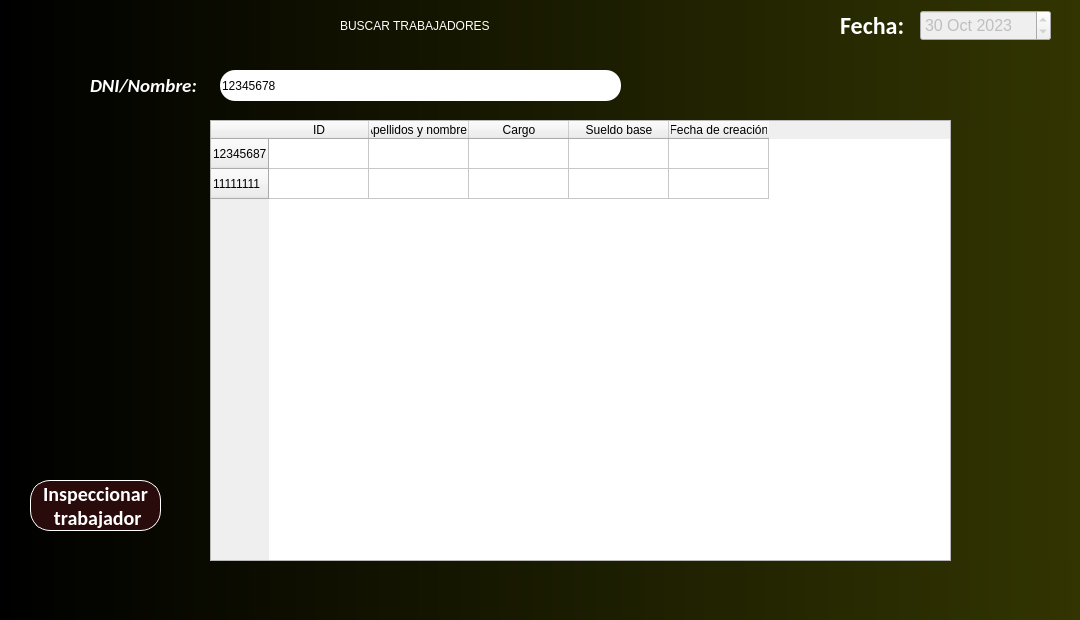
Old version of the form src/otros_recursos/GUI/TrabajadorBuscar.ui in the repository JosueDanielGarciaBetancourt/CalculoSueldosProject.
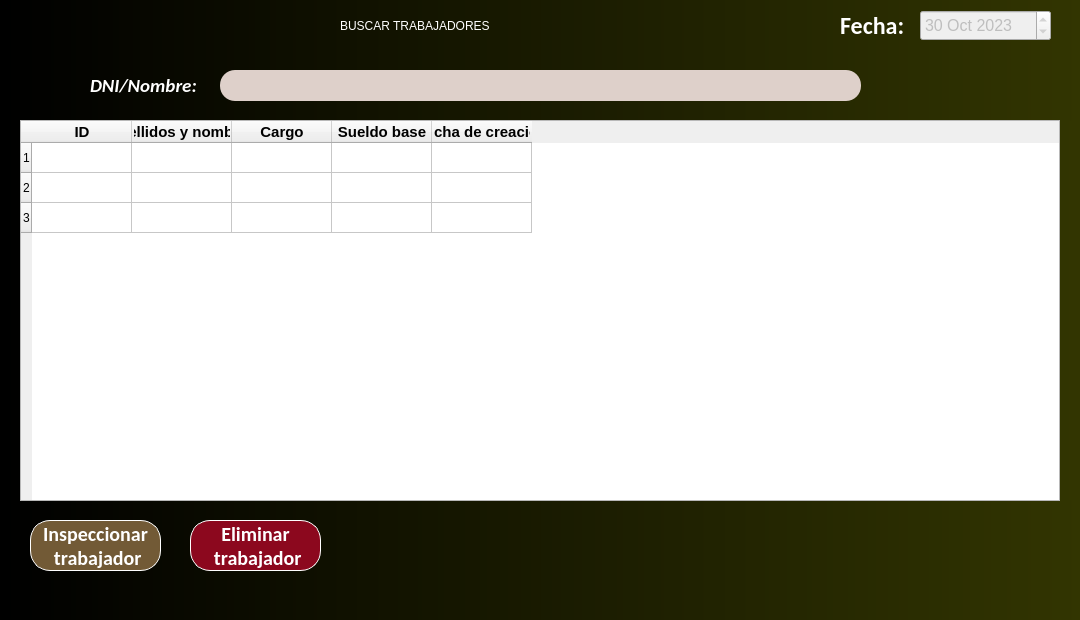
New version of the form. Icons and pictures are not drawn.

```diff
--- a/src/otros_recursos/GUI/TrabajadorBuscar.ui
+++ b/src/otros_recursos/GUI/TrabajadorBuscar.ui
@@ -83,18 +83,52 @@
      <rect>
       <x>220</x>
       <y>70</y>
-      <width>401</width>
+      <width>641</width>
       <height>31</height>
      </rect>
     </property>
+    <property name="toolTip">
+     <string/>
+    </property>
+    <property name="statusTip">
+     <string/>
+    </property>
+    <property name="whatsThis">
+     <string/>
+    </property>
+    <property name="accessibleDescription">
+     <string/>
+    </property>
+    <property name="autoFillBackground">
+     <bool>false</bool>
+    </property>
     <property name="styleSheet">
      <string notr="true">font: 500 15pt &quot;Calibri&quot;;
+background: rgb(222, 208, 202);
 color: black;
 border-radius: 15px;
 </string>
     </property>
+    <property name="inputMethodHints">
+     <set>Qt::ImhNone</set>
+    </property>
+    <property name="inputMask">
+     <string/>
+    </property>
     <property name="text">
-     <string>12345678</string>
+     <string/>
+    </property>
+    <property name="maxLength">
+     <number>60</number>
+    </property>
+    <property name="echoMode">
+     <enum>QLineEdit::Normal</enum>
+    </property>
+    <property name="cursorPosition">
+     <number>0</number>
+    </property>
+    <property name="alignment">
+     <set>Qt::AlignLeading|Qt::AlignLeft|Qt::AlignVCenter</set>
     </property>
    </widget>
    <widget class="QDateEdit" name="dateEditFechaActual">
@@ -161,7 +195,7 @@
     <property name="geometry">
      <rect>
       <x>30</x>
-      <y>480</y>
+      <y>520</y>
       <width>131</width>
       <height>51</height>
      </rect>
@@ -188,7 +222,7 @@
 color: white;
 border: 1px solid white;
 border-radius: 20px;
-background-color: rgb(41, 11, 11);</string>
+background-color: rgb(114, 90, 54);</string>
     </property>
     <property name="text">
      <string>Inspeccionar
@@ -210,8 +244,8 @@
    <widget class="QPushButton" name="pushButtonRegresar">
     <property name="geometry">
      <rect>
-      <x>980</x>
-      <y>530</y>
+      <x>1000</x>
+      <y>540</y>
       <width>61</width>
       <height>51</height>
      </rect>
@@ -236,47 +270,228 @@
    <widget class="QTableWidget" name="tableTrabajadoresRegistrados">
     <property name="geometry">
      <rect>
-      <x>210</x>
+      <x>20</x>
       <y>120</y>
-      <width>741</width>
-      <height>441</height>
+      <width>1040</width>
+      <height>381</height>
      </rect>
     </property>
+    <property name="minimumSize">
+     <size>
+      <width>1040</width>
+      <height>381</height>
+     </size>
+    </property>
+    <property name="maximumSize">
+     <size>
+      <width>1040</width>
+      <height>381</height>
+     </size>
+    </property>
+    <property name="mouseTracking">
+     <bool>false</bool>
+    </property>
+    <property name="focusPolicy">
+     <enum>Qt::NoFocus</enum>
+    </property>
+    <property name="whatsThis">
+     <string/>
+    </property>
     <row>
      <property name="text">
-      <string>12345687</string>
+      <string>1</string>
      </property>
     </row>
     <row>
      <property name="text">
-      <string>11111111</string>
+      <string>2</string>
+     </property>
+    </row>
+    <row>
+     <property name="text">
+      <string>3</string>
      </property>
     </row>
     <column>
      <property name="text">
       <string>ID</string>
      </property>
+     <property name="font">
+      <font>
+       <pointsize>11</pointsize>
+       <bold>true</bold>
+      </font>
+     </property>
     </column>
     <column>
      <property name="text">
       <string>Apellidos y nombres</string>
      </property>
+     <property name="font">
+      <font>
+       <pointsize>11</pointsize>
+       <bold>true</bold>
+       <stylestrategy>PreferDefault</stylestrategy>
+       <kerning>true</kerning>
+      </font>
+     </property>
     </column>
     <column>
      <property name="text">
       <string>Cargo</string>
      </property>
+     <property name="font">
+      <font>
+       <pointsize>11</pointsize>
+       <bold>true</bold>
+      </font>
+     </property>
     </column>
     <column>
      <property name="text">
       <string>Sueldo base</string>
      </property>
+     <property name="font">
+      <font>
+       <pointsize>11</pointsize>
+       <bold>true</bold>
+      </font>
+     </property>
     </column>
     <column>
      <property name="text">
       <string>Fecha de creación</string>
      </property>
+     <property name="font">
+      <font>
+       <pointsize>11</pointsize>
+       <bold>true</bold>
+      </font>
+     </property>
     </column>
+    <item row="0" column="0">
+     <property name="text">
+      <string/>
+     </property>
+     <property name="flags">
+      <set>ItemIsSelectable|ItemIsDragEnabled|ItemIsDropEnabled|ItemIsUserCheckable|ItemIsEnabled</set>
+     </property>
+    </item>
+    <item row="0" column="1">
+     <property name="text">
+      <string/>
+     </property>
+     <property name="toolTip">
+      <string/>
+     </property>
+     <property name="flags">
+      <set>ItemIsSelectable|ItemIsDragEnabled|ItemIsDropEnabled|ItemIsUserCheckable|ItemIsEnabled</set>
+     </property>
+    </item>
+    <item row="0" column="2">
+     <property name="text">
+      <string/>
+     </property>
+     <property name="flags">
+      <set>ItemIsSelectable|ItemIsDragEnabled|ItemIsDropEnabled|ItemIsUserCheckable|ItemIsEnabled</set>
+     </property>
+    </item>
+    <item row="0" column="3">
+     <property name="text">
+      <string/>
+     </property>
+     <property name="flags">
+      <set>ItemIsSelectable|ItemIsDragEnabled|ItemIsDropEnabled|ItemIsUserCheckable|ItemIsEnabled</set>
+     </property>
+    </item>
+    <item row="0" column="4">
+     <property name="text">
+      <string/>
+     </property>
+     <property name="flags">
+      <set>ItemIsSelectable|ItemIsDragEnabled|ItemIsDropEnabled|ItemIsUserCheckable|ItemIsEnabled</set>
+     </property>
+    </item>
+    <item row="1" column="0">
+     <property name="text">
+      <string/>
+     </property>
+     <property name="flags">
+      <set>ItemIsSelectable|ItemIsDragEnabled|ItemIsDropEnabled|ItemIsUserCheckable|ItemIsEnabled</set>
+     </property>
+    </item>
+    <item row="1" column="1">
+     <property name="text">
+      <string/>
+     </property>
+     <property name="flags">
+      <set>ItemIsSelectable|ItemIsDragEnabled|ItemIsDropEnabled|ItemIsUserCheckable|ItemIsEnabled</set>
+     </property>
+    </item>
+    <item row="1" column="2">
+     <property name="text">
+      <string/>
+     </property>
+     <property name="flags">
+      <set>ItemIsSelectable|ItemIsDragEnabled|ItemIsDropEnabled|ItemIsUserCheckable|ItemIsEnabled</set>
+     </property>
+    </item>
+    <item row="1" column="3">
+     <property name="text">
+      <string/>
+     </property>
+     <property name="flags">
+      <set>ItemIsSelectable|ItemIsDragEnabled|ItemIsDropEnabled|ItemIsUserCheckable|ItemIsEnabled</set>
+     </property>
+    </item>
+    <item row="1" column="4">
+     <property name="text">
+      <string/>
+     </property>
+     <property name="flags">
+      <set>ItemIsSelectable|ItemIsDragEnabled|ItemIsDropEnabled|ItemIsUserCheckable|ItemIsEnabled</set>
+     </property>
+    </item>
+    <item row="2" column="0">
+     <property name="text">
+      <string/>
+     </property>
+     <property name="flags">
+      <set>ItemIsSelectable|ItemIsDragEnabled|ItemIsDropEnabled|ItemIsUserCheckable|ItemIsEnabled</set>
+     </property>
+    </item>
+    <item row="2" column="1">
+     <property name="text">
+      <string/>
+     </property>
+     <property name="flags">
+      <set>ItemIsSelectable|ItemIsDragEnabled|ItemIsDropEnabled|ItemIsUserCheckable|ItemIsEnabled</set>
+     </property>
+    </item>
+    <item row="2" column="2">
+     <property name="text">
+      <string/>
+     </property>
+     <property name="flags">
+      <set>ItemIsSelectable|ItemIsDragEnabled|ItemIsDropEnabled|ItemIsUserCheckable|ItemIsEnabled</set>
+     </property>
+    </item>
+    <item row="2" column="3">
+     <property name="text">
+      <string/>
+     </property>
+     <property name="flags">
+      <set>ItemIsSelectable|ItemIsDragEnabled|ItemIsDropEnabled|ItemIsUserCheckable|ItemIsEnabled</set>
+     </property>
+    </item>
+    <item row="2" column="4">
+     <property name="text">
+      <string/>
+     </property>
+     <property name="flags">
+      <set>ItemIsSelectable|ItemIsDragEnabled|ItemIsDropEnabled|ItemIsUserCheckable|ItemIsEnabled</set>
+     </property>
+    </item>
    </widget>
    <widget class="QLabel" name="label_3">
     <property name="geometry">
@@ -297,6 +512,56 @@
      <bool>true</bool>
     </property>
    </widget>
+   <widget class="QPushButton" name="pushButtonEliminarTrabajador">
+    <property name="geometry">
+     <rect>
+      <x>190</x>
+      <y>520</y>
+      <width>131</width>
+      <height>51</height>
+     </rect>
+    </property>
+    <property name="sizePolicy">
+     <sizepolicy hsizetype="Fixed" vsizetype="Fixed">
+      <horstretch>0</horstretch>
+      <verstretch>0</verstretch>
+     </sizepolicy>
+    </property>
+    <property name="font">
+     <font>
+      <family>Calibri</family>
+      <pointsize>15</pointsize>
+      <italic>false</italic>
+      <bold>true</bold>
+     </font>
+    </property>
+    <property name="autoFillBackground">
+     <bool>false</bool>
+    </property>
+    <property name="styleSheet">
+     <string notr="true">font: 700 15pt &quot;Calibri&quot;;
+color: white;
+border: 1px solid white;
+border-radius: 20px;
+background-color: rgb(140, 8, 30);</string>
+    </property>
+    <property name="text">
+     <string>Eliminar
+ trabajador</string>
+    </property>
+    <property name="checkable">
+     <bool>false</bool>
+    </property>
+    <property name="autoRepeat">
+     <bool>false</bool>
+    </property>
+    <property name="autoDefault">
+     <bool>false</bool>
+    </property>
+    <property name="flat">
+     <bool>false</bool>
+    </property>
+   </widget>
   </widget>
   <widget class="QMenuBar" name="menubar">
    <property name="geometry">
```
Left out of the diff: 2 changed lines with no effect on the pictures.
